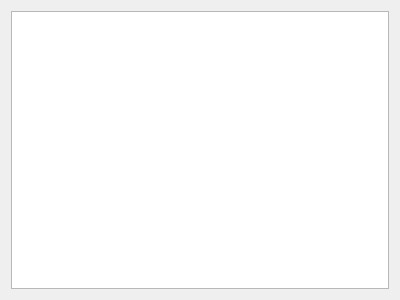
The window that TIGLViewer/src/CPACSTreeWidget.ui (DLR-SC/tigl) describes before a commit, drawn with Qt 5.
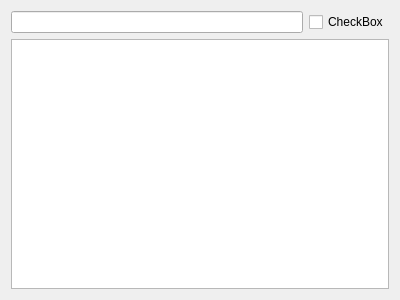
The same window after the commit.

Commit message:
Add search bar and filtered tree interface
Conflicts:
	TIGLViewer/CMakeLists.txt
	TIGLViewer/src/CPACSTreeWidget.cpp
	TIGLViewer/src/CPACSTreeWidget.h
	TIGLViewer/src/ModificatorManager.cpp
	TIGLViewer/src/ModificatorManager.h
	TIGLViewer/src/TIGLViewerWindow.cpp
	TIGLViewer/src/TIGLViewerWindow.ui

Diff of the .ui file:
```diff
--- a/TIGLViewer/src/CPACSTreeWidget.ui
+++ b/TIGLViewer/src/CPACSTreeWidget.ui
@@ -14,6 +14,20 @@
    <string>Form</string>
   </property>
   <layout class="QVBoxLayout" name="verticalLayout">
+   <item>
+    <layout class="QHBoxLayout" name="horizontalLayout">
+     <item>
+      <widget class="QLineEdit" name="searchLineEdit"/>
+     </item>
+     <item>
+      <widget class="QCheckBox" name="expertViewCheckBox">
+       <property name="text">
+        <string>CheckBox</string>
+       </property>
+      </widget>
+     </item>
+    </layout>
+   </item>
    <item>
     <widget class="QTreeView" name="treeView">
      <property name="minimumSize">
```
The commit also changes 11 other files.
